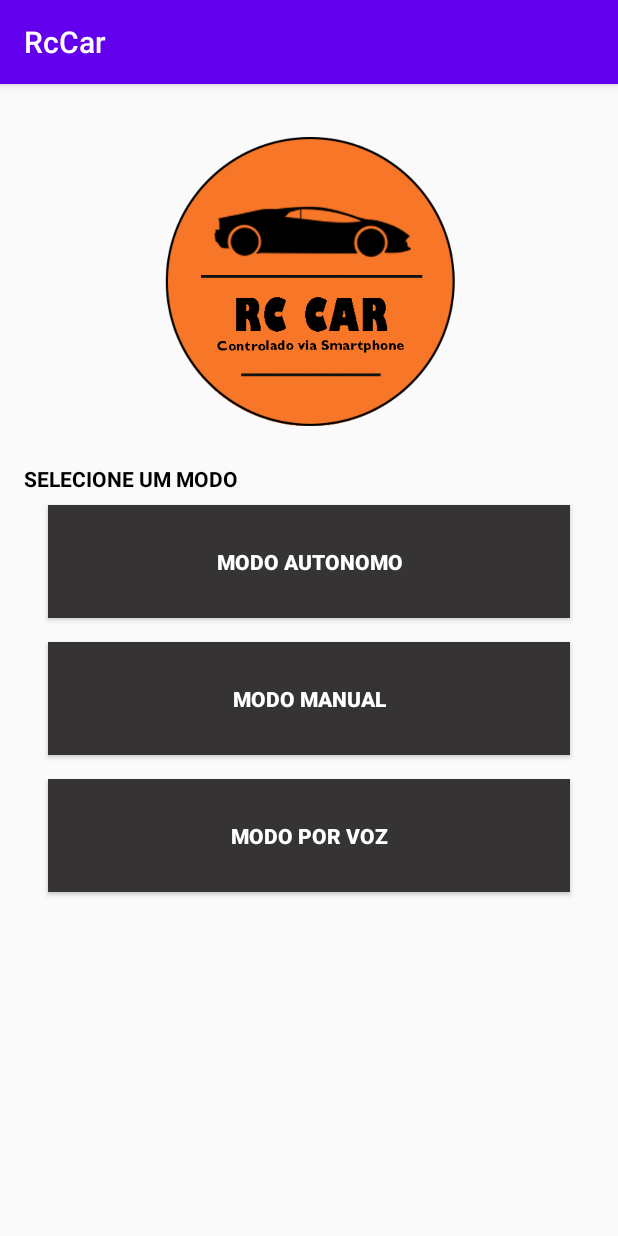
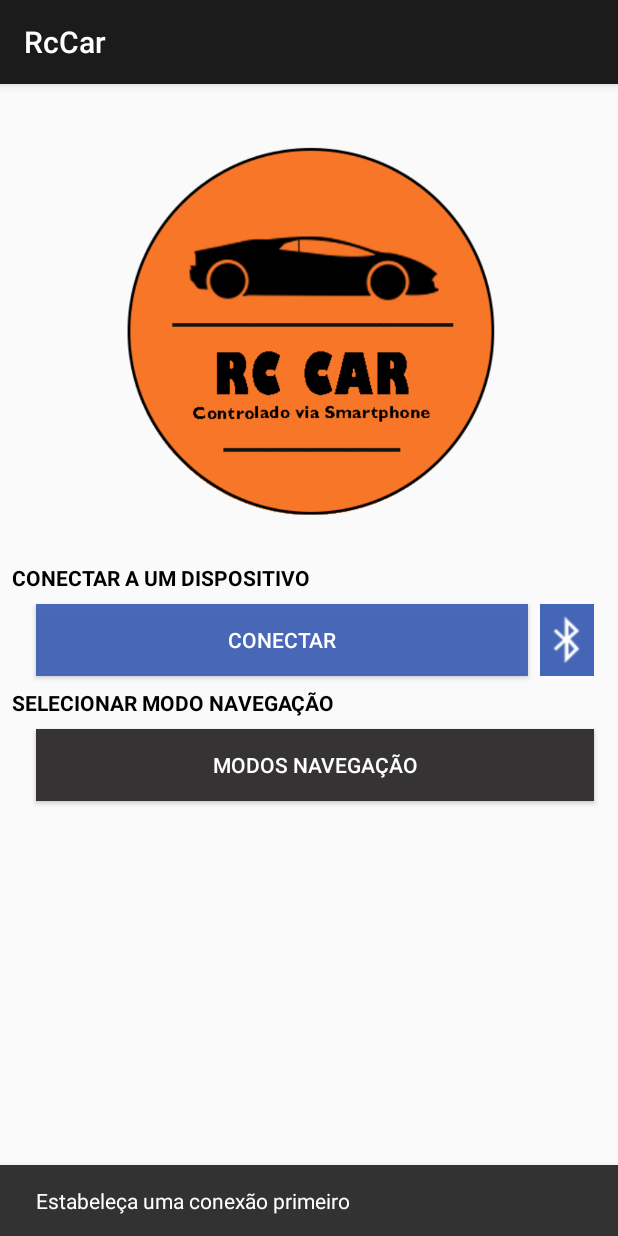
Before and after one commit to RubenGomes19/RcCar, an Android app: the screen it shows after launch (ModosNavegacao before the commit, MainActivity after it), after a tap on "MODOS NAVEGAÇÃO", on a phone screen of 412 x 824 dp. Run offline under Robolectric (Android 15) with nearby library versions, the phone set to English and light mode, and no system bars.

Commit message:
Versao mais recente sem erros.

```diff
--- a/app/build.gradle
+++ b/app/build.gradle
@@ -25,6 +25,7 @@ dependencies {
     implementation fileTree(dir: "libs", include: ["*.jar"])
     implementation 'androidx.appcompat:appcompat:1.1.0'
     implementation 'androidx.constraintlayout:constraintlayout:1.1.3'
+    implementation 'com.google.android.material:material:1.1.0'
     testImplementation 'junit:junit:4.12'
     androidTestImplementation 'androidx.test.ext:junit:1.1.1'
     androidTestImplementation 'androidx.test.espresso:espresso-core:3.2.0'
--- a/app/src/main/java/pt/ipg/rccar/ListaDispositivos.java
+++ b/app/src/main/java/pt/ipg/rccar/ListaDispositivos.java
@@ -61,6 +61,7 @@ public class ListaDispositivos extends ListActivity {
         retornaMac.putExtra(ENDERECO_MAC, enderecoMac);
         setResult(RESULT_OK, retornaMac);
 
+
         finish();
 
 
--- a/app/src/main/java/pt/ipg/rccar/MainActivity.java
+++ b/app/src/main/java/pt/ipg/rccar/MainActivity.java
@@ -2,8 +2,12 @@ package pt.ipg.rccar;
 
 import androidx.annotation.Nullable;
 import androidx.appcompat.app.AppCompatActivity;
+import androidx.constraintlayout.widget.ConstraintLayout;
+import androidx.constraintlayout.widget.Constraints;
+import androidx.coordinatorlayout.widget.CoordinatorLayout;
 
 import android.app.Activity;
+import android.app.AlertDialog;
 import android.app.ProgressDialog;
 import android.bluetooth.BluetoothAdapter;
 import android.bluetooth.BluetoothDevice;
@@ -17,6 +21,8 @@ import android.view.View;
 import android.widget.Button;
 import android.widget.Toast;
 
+import com.google.android.material.snackbar.Snackbar;
+
 import java.io.IOException;
 import java.io.InputStream;
 import java.io.OutputStream;
@@ -24,7 +30,8 @@ import java.util.UUID;
 
 public class MainActivity extends AppCompatActivity {
 
-    Button btnConexao, btnLed1;
+    Button btnConexao;
+    ConstraintLayout layout;
 
 
     private static final int SOLICITA_ATIVACAO = 1;
@@ -43,14 +50,29 @@ public class MainActivity extends AppCompatActivity {
     UUID MEU_UUID = UUID.fromString("00001101-0000-1000-8000-00805f9b34fb");
 
 
-
     public void atividadeModos(View view) {
 
-        Intent intent = new Intent(this, ModosNavegacao.class);
+        if(conexao){
+            Intent intent = new Intent(this, ModosNavegacao.class);
 
-        startActivity(intent);
+            startActivity(intent);
+        }else{
+            //Toast.makeText(getApplicationContext(), "Estabeleça uma conexão primeiro!", Toast.LENGTH_SHORT).show();
+            /*AlertDialog.Builder adb=new AlertDialog.Builder(MainActivity.this);
+            adb.setTitle("Title");
+
+            adb.setPositiveButton("Ok", null);
+            adb.show();
+
+             */
+
+            Snackbar snackbar = Snackbar.make(layout, "Estabeleça uma conexão primeiro", Snackbar.LENGTH_LONG);
+            snackbar.show();
+        }
+
 
     }
+
 
     @Override
     protected void onCreate(Bundle savedInstanceState) {
@@ -59,11 +81,12 @@ public class MainActivity extends AppCompatActivity {
         //Toast.makeText(getApplicationContext(), "Pagina inicial: Bluetooth", Toast.LENGTH_SHORT).show();
 
         btnConexao = (Button) findViewById(R.id.btnConexao);
-        btnLed1 = (Button) findViewById(R.id.btnLed1);
-
+        //btnLed1 = (Button) findViewById(R.id.btnLed1);
+        layout = (ConstraintLayout) findViewById(R.id.main);
 
 
         meuBluetoothAdapter = BluetoothAdapter.getDefaultAdapter();
+
 
         if(meuBluetoothAdapter == null){
             Toast.makeText(getApplicationContext(), "Este disposivo não possui bluetooth", Toast.LENGTH_SHORT).show();
@@ -101,7 +124,7 @@ public class MainActivity extends AppCompatActivity {
 
 
 
-        btnLed1.setOnClickListener(new View.OnClickListener() {
+        /*btnLed1.setOnClickListener(new View.OnClickListener() {
                     @Override
                     public void onClick(View view) {
 
@@ -116,12 +139,16 @@ public class MainActivity extends AppCompatActivity {
             }
         });
 
+         */
+
     }
 
 
     @Override
     protected void onActivityResult(int requestCode, int resultCode, Intent data) {
         super.onActivityResult(requestCode, resultCode, data);
+
+
         switch (requestCode) {
 
             case SOLICITA_ATIVACAO:
@@ -142,6 +169,31 @@ public class MainActivity extends AppCompatActivity {
                     meuDevice = meuBluetoothAdapter.getRemoteDevice(MAC);
 
 
+
+                    /*
+                    final ProgressDialog progressDialog = new ProgressDialog(this);
+                        progressDialog.setTitle("A Conectar...");
+                        progressDialog.setMessage("Aguarde por favor...");
+                        progressDialog.setCancelable(false);
+                        progressDialog.setProgressStyle(ProgressDialog.STYLE_SPINNER);
+
+
+                        new Thread(new Runnable() {
+                            @Override
+                            public void run() {
+                                try {
+                                    Thread.sleep(5000);
+                                } catch (InterruptedException e) {
+                                    e.printStackTrace();
+                                }
+                                progressDialog.dismiss();
+                            }
+                        }).start();
+                        progressDialog.show();
+
+
+                     */
+
                     try {
 
                         meuSocket = meuDevice.createRfcommSocketToServiceRecord(MEU_UUID);
@@ -156,13 +208,16 @@ public class MainActivity extends AppCompatActivity {
                         btnConexao.setText("Desconectar '" + MAC + "'");
                         btnConexao.setBackgroundColor(Color.parseColor("#B62E2E"));
 
+                        //progressDialog.dismiss();
 
                         //Toast.makeText(getApplicationContext(), "Conectado com: " + MAC , Toast.LENGTH_LONG).show();
                     }catch (IOException erro){
                         conexao = false;
 
                         //Toast.makeText(getApplicationContext(), "Ocorreu um erro: " + erro, Toast.LENGTH_LONG).show();
-                        Toast.makeText(getApplicationContext(), "Ocorreu um erro a conectar, tente novamente!", Toast.LENGTH_SHORT).show();
+                        //Toast.makeText(getApplicationContext(), "Ocorreu um erro a conectar, tente novamente!", Toast.LENGTH_SHORT).show();
+                        Snackbar snackbar = Snackbar.make(layout, "Ocorreu um erro a conectar, tente novamente", Snackbar.LENGTH_LONG);
+                        snackbar.show();
                     }
 
                 }else{
--- a/app/src/main/res/layout/activity_main.xml
+++ b/app/src/main/res/layout/activity_main.xml
@@ -2,6 +2,7 @@
 <androidx.constraintlayout.widget.ConstraintLayout xmlns:android="http://schemas.android.com/apk/res/android"
     xmlns:app="http://schemas.android.com/apk/res-auto"
     xmlns:tools="http://schemas.android.com/tools"
+    android:id="@+id/main"
     android:layout_width="match_parent"
     android:layout_height="match_parent"
     tools:context=".MainActivity">
@@ -32,22 +33,12 @@
         android:layout_marginEnd="8dp"
         android:layout_marginRight="8dp"
         android:background="#ED3F60B5"
+        android:freezesText="false"
         android:text="Conectar"
         android:textColor="#FFFFFF"
         app:layout_constraintEnd_toStartOf="@+id/imageView"
         app:layout_constraintStart_toStartOf="parent"
         app:layout_constraintTop_toBottomOf="@+id/textViewConetar" />
-
-    <Button
-        android:id="@+id/btnLed1"
-        android:layout_width="0dp"
-        android:layout_height="wrap_content"
-        android:layout_marginTop="8dp"
-        android:text="Ligar led"
-        app:layout_constraintEnd_toEndOf="parent"
-        app:layout_constraintHorizontal_bias="0.0"
-        app:layout_constraintStart_toStartOf="parent"
-        app:layout_constraintTop_toBottomOf="@+id/button" />
 
     <Button
         android:id="@+id/button"
@@ -58,7 +49,7 @@
         android:layout_marginTop="8dp"
         android:layout_marginEnd="16dp"
         android:layout_marginRight="16dp"
-        android:background="#737272"
+        android:background="#353333"
         android:onClick="atividadeModos"
         android:text="Modos navegação"
         android:textColor="#FFFFFF"
@@ -82,11 +73,9 @@
 
     <ImageView
         android:id="@+id/imageView"
-        android:layout_width="50dp"
-        android:layout_height="44dp"
-        android:layout_marginStart="16dp"
-        android:layout_marginLeft="16dp"
-        android:layout_marginTop="11dp"
+        android:layout_width="36dp"
+        android:layout_height="48dp"
+        android:layout_marginTop="8dp"
         android:layout_marginEnd="16dp"
         android:layout_marginRight="16dp"
         android:background="#F73F60B5"
--- a/app/src/main/res/layout/activity_modo_manual.xml
+++ b/app/src/main/res/layout/activity_modo_manual.xml
@@ -76,7 +76,7 @@
         android:layout_marginStart="20dp"
         android:layout_marginLeft="20dp"
         android:layout_marginTop="131dp"
-        android:background="@drawable/x"
+        android:background="@drawable/quadrado"
         app:layout_constraintStart_toEndOf="@+id/imageView3"
         app:layout_constraintTop_toTopOf="parent" />
 
--- a/app/src/main/res/values/colors.xml
+++ b/app/src/main/res/values/colors.xml
@@ -6,10 +6,10 @@
     <color name="colorAccent">#03DAC5</color>
     <color name="colorDesligar">#B62E2E</color>
 
+    <color name="corBarra">#1B1B1B</color>
+    <color name="corBarraNotificacoes">#4C4C4C</color>
 
-    <!-- <color name="colorPrimary">#C1FF6F22</color>
-    <color name="colorPrimaryDark">#7F7E80</color>
-    <color name="colorAccent">#777C7C</color>
+    <!-- color name="colorAccent">#777C7C</color>
     <color name="colorDesligar">#B62E2E</color> -->
 
 
--- a/app/src/main/res/values/styles.xml
+++ b/app/src/main/res/values/styles.xml
@@ -2,8 +2,8 @@
     <!-- Base application theme. -->
     <style name="AppTheme" parent="Theme.AppCompat.Light.DarkActionBar">
         <!-- Customize your theme here. -->
-        <item name="colorPrimary">@color/colorPrimary</item>
-        <item name="colorPrimaryDark">@color/colorPrimaryDark</item>
+        <item name="colorPrimary">@color/corBarra</item>
+        <item name="colorPrimaryDark">@color/corBarraNotificacoes</item>
         <item name="colorAccent">@color/colorAccent</item>
 
 
```
